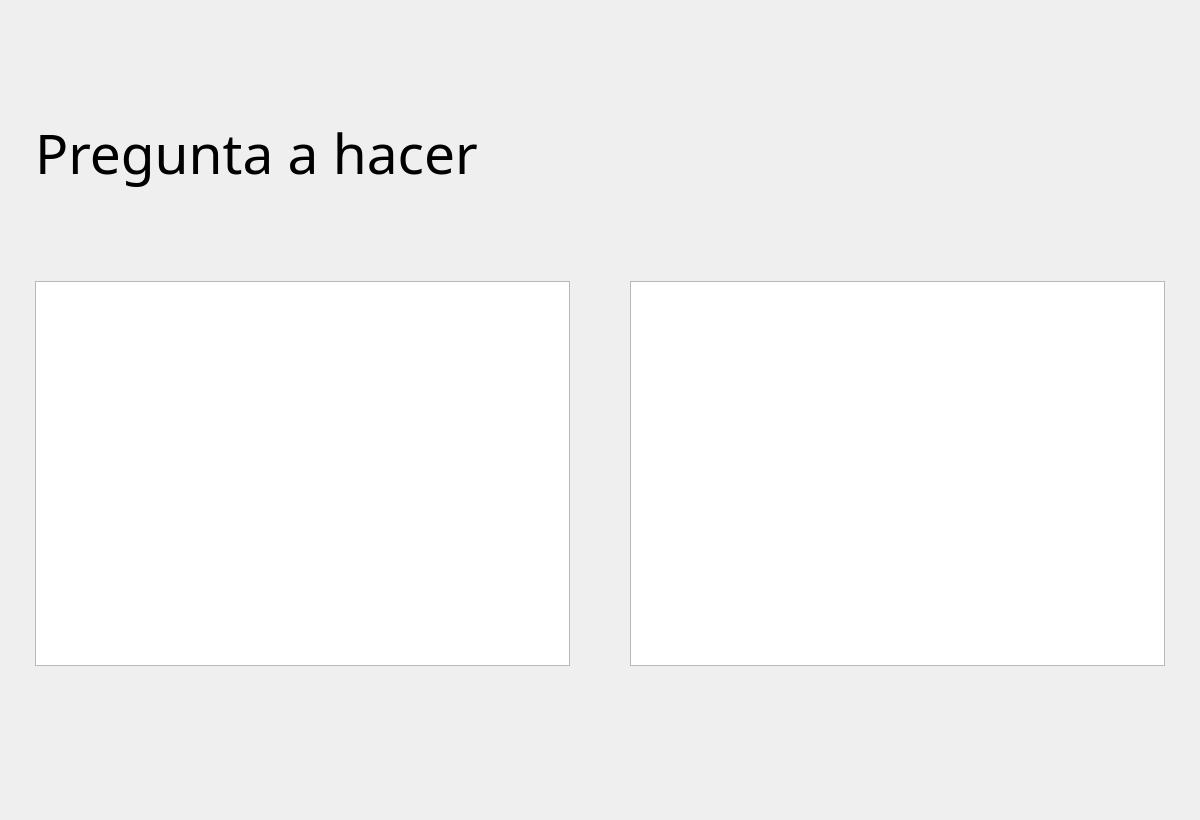
Above: form.ui from feguedi/comprobador-bd before the change. Below: the same form after it.
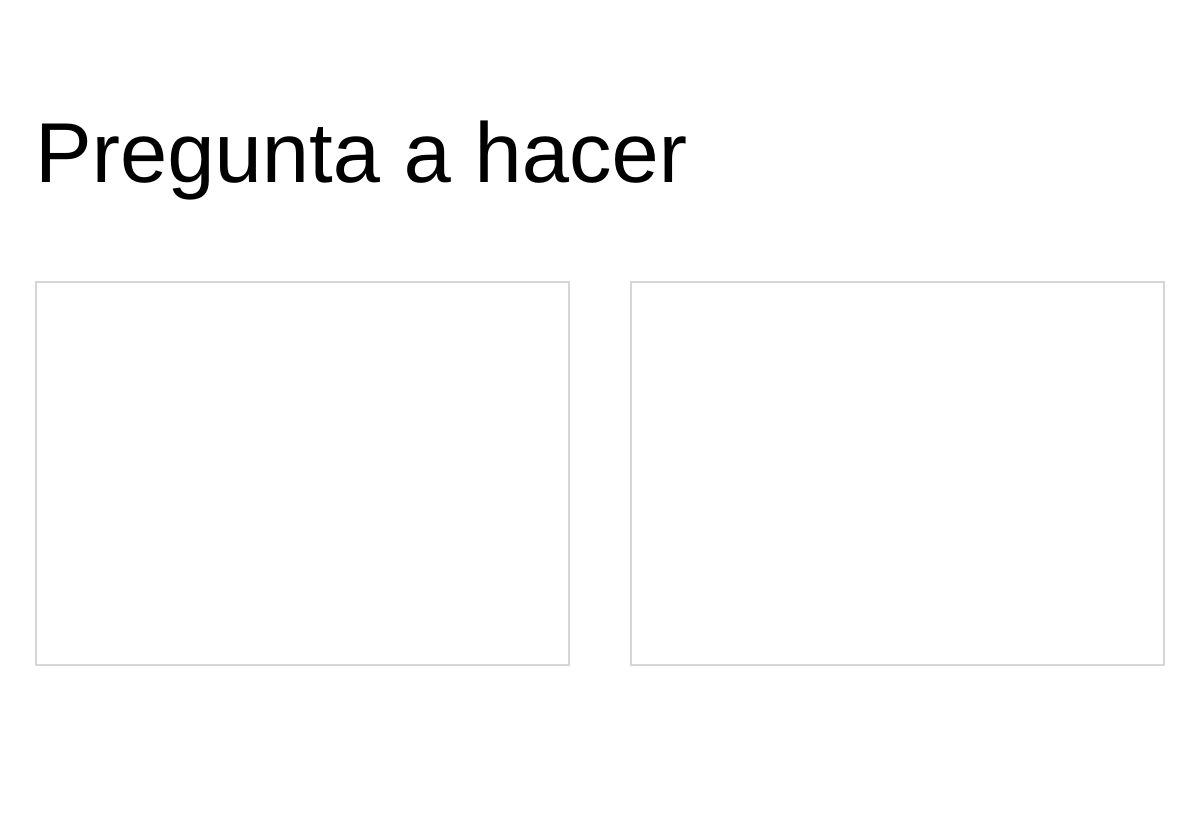
That is the form after the change. Icons and pictures are not drawn.

Commit message: Cambios en Interfaz

Patch:
```diff
--- a/form.ui
+++ b/form.ui
@@ -13,6 +13,9 @@
   <property name="windowTitle">
    <string>Form</string>
   </property>
+  <property name="styleSheet">
+   <string notr="true">background-color: #ffffff;</string>
+  </property>
   <layout class="QGridLayout" name="gridLayout">
    <property name="leftMargin">
     <number>35</number>
@@ -37,6 +40,10 @@
        <height>385</height>
       </size>
      </property>
+     <property name="styleSheet">
+      <string notr="true">border: 2px solid #7e7e7e;
+border-color: rgb(214, 214, 214);</string>
+     </property>
     </widget>
    </item>
    <item row="2" column="1">
@@ -73,6 +80,10 @@
        <pointsize>24</pointsize>
       </font>
      </property>
+     <property name="styleSheet">
+      <string notr="true">border: 2px solid #7e7e7e;
+border-color: rgb(214, 214, 214);</string>
+     </property>
     </widget>
    </item>
    <item row="0" column="0" colspan="3">
@@ -85,10 +96,16 @@
      </property>
      <property name="font">
       <font>
-       <family>Impact</family>
-       <pointsize>41</pointsize>
+       <family>Helvetica Neue</family>
+       <pointsize>64</pointsize>
+       <weight>1</weight>
+       <italic>false</italic>
+       <bold>false</bold>
       </font>
      </property>
+     <property name="styleSheet">
+      <string notr="true">font: 11 64pt &quot;Helvetica Neue&quot;;</string>
+     </property>
      <property name="text">
       <string>Pregunta a hacer</string>
      </property>
```
